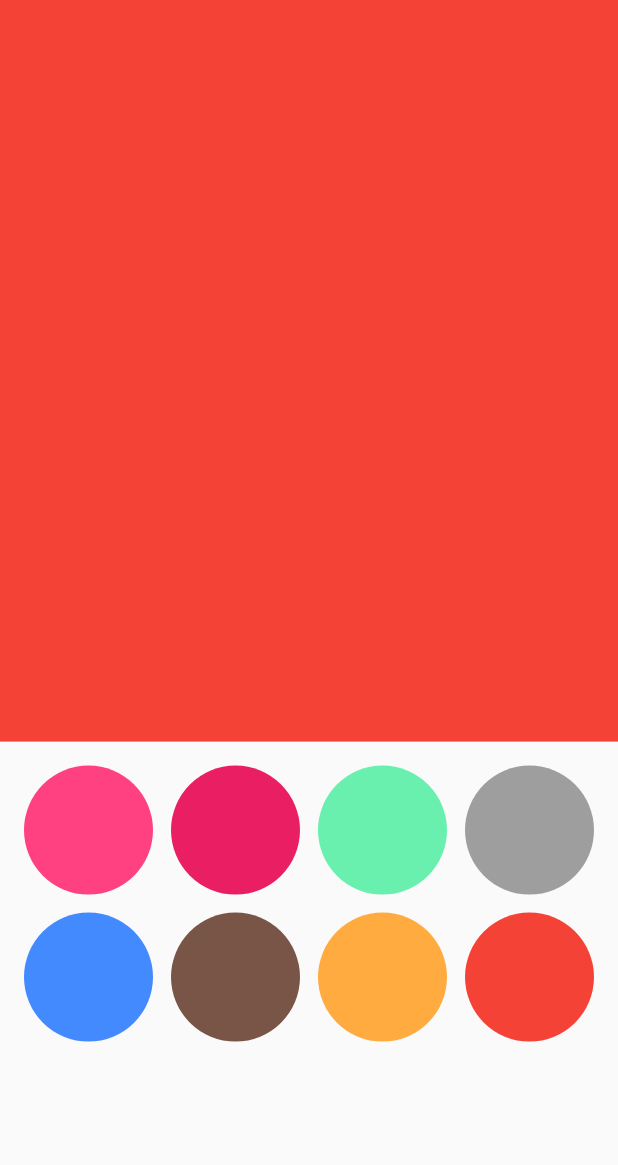
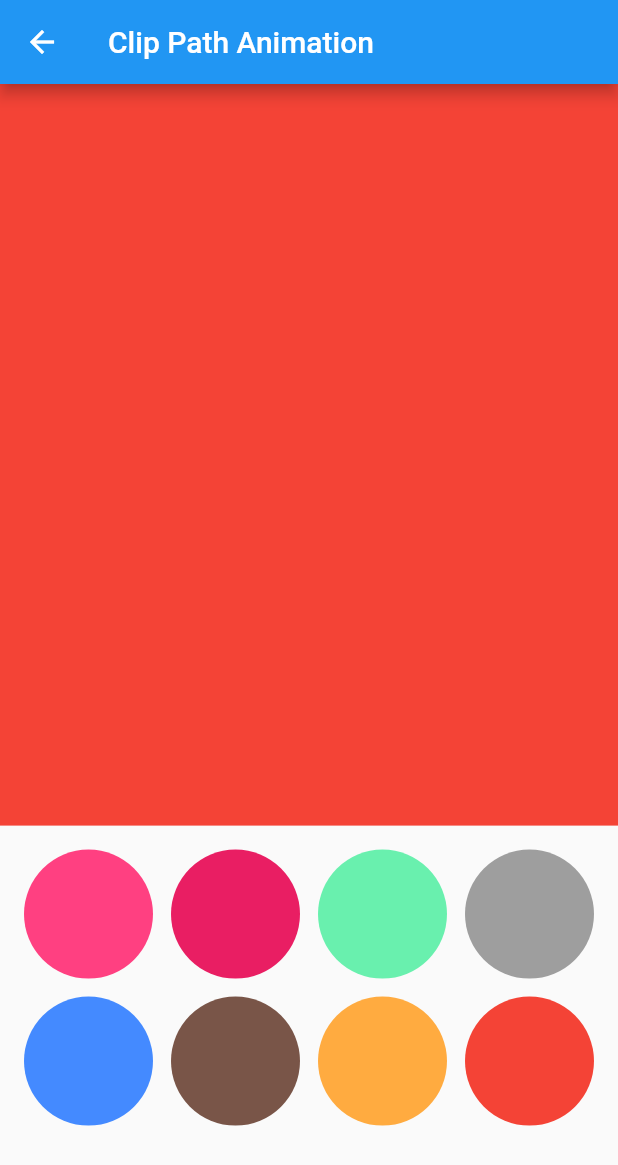
Before and after one commit to Ebrahim22Hassan/flutter_animations, a Flutter app: the screen it shows after launch, after a tap on "Animated Clip Path", on a phone screen of 412 x 824 dp. Shown: the top 1165 px of the screen. Run offline on Flutter 3.47's test engine with Material 2 defaults, Android fonts, the phone set to English and light mode, and no system bars.

Commit message:
animated cross fade

```diff
--- a/lib/animations/clip_path.dart
+++ b/lib/animations/clip_path.dart
@@ -45,6 +45,10 @@ class _AnimatedClipPathState extends State<AnimatedClipPath>
   @override
   Widget build(BuildContext context) {
     return Scaffold(
+      appBar: AppBar(
+        title: const Text("Clip Path Animation"),
+        automaticallyImplyLeading: true,
+      ),
       body: Column(
         children: [
           Stack(
--- a/lib/home_page.dart
+++ b/lib/home_page.dart
@@ -48,6 +48,15 @@ class _HomePageState extends State<HomePage> {
               },
               child: const Text("Animated Clip Path"),
             ),
+            const SizedBox(
+              height: 30,
+            ),
+            ElevatedButton(
+              onPressed: () {
+                Navigator.of(context).pushNamed('crossFade');
+              },
+              child: const Text("Animated Cross Fade"),
+            ),
           ],
         ),
       ),
--- a/lib/main.dart
+++ b/lib/main.dart
@@ -2,6 +2,7 @@ import 'package:flutter/material.dart';
 import 'package:flutter_animations/home_page.dart';
 import 'animations/animated_list.dart';
 import 'animations/clip_path.dart';
+import 'animations/cross_fade.dart';
 import 'animations/custom_implicit_animation.dart';
 import 'animations/implicit_animation.dart';
 
@@ -23,6 +24,7 @@ class MyApp extends StatelessWidget {
         "customImplicitAnimation": (context) => const CustomImplicitAnimation(),
         "animatedList": (context) => const AnimatedListScreen(),
         "animatedClipPath": (context) => const AnimatedClipPath(),
+        "crossFade": (context) => const CrossFadeAnimation(),
       },
     );
   }
```
Also changed, not shown: lib/animations/cross_fade.dart (added, +66 -0 lines), pubspec.lock.
